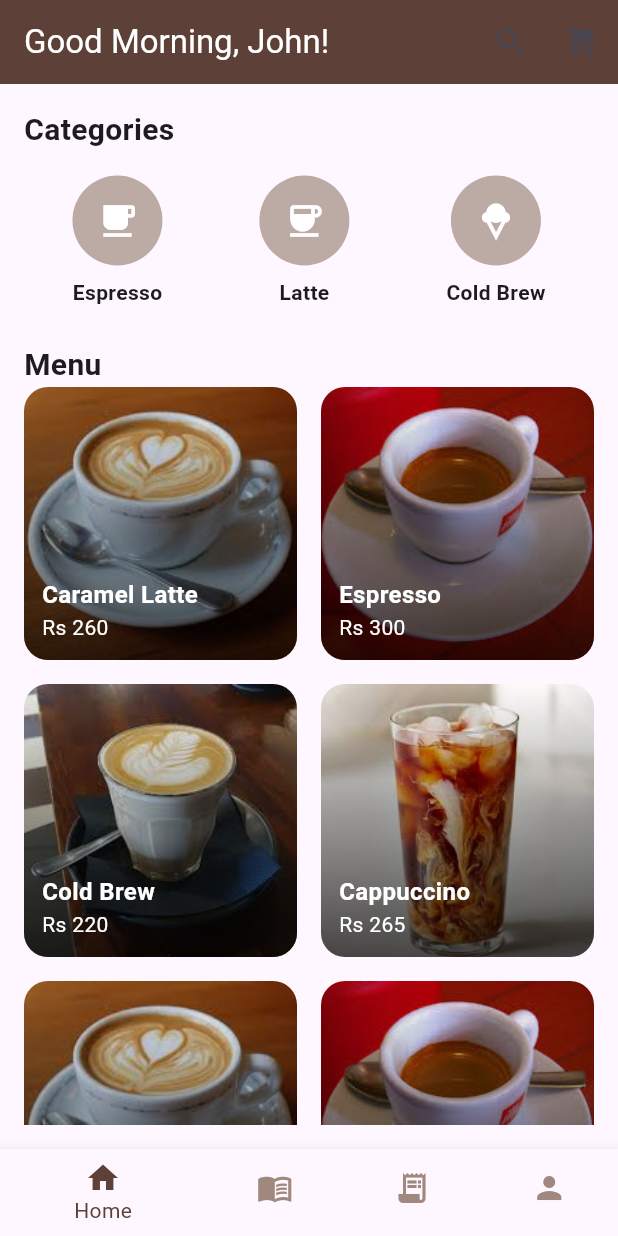
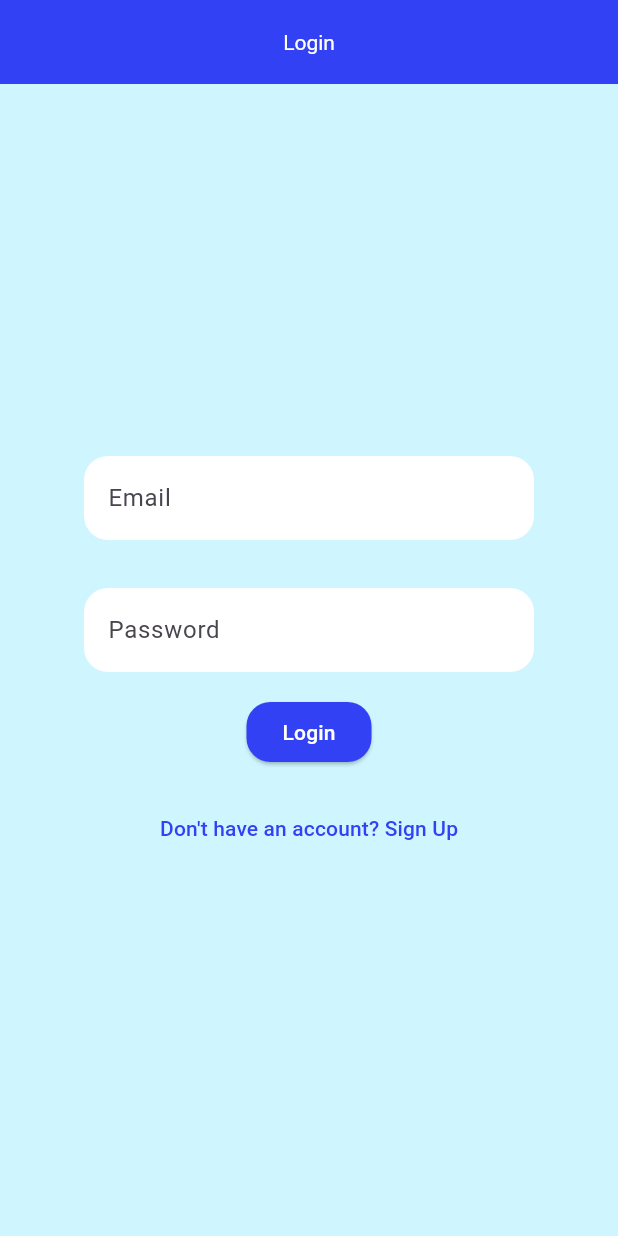
Before and after one commit to RishiMehtaa/coffeeshop, a Flutter app: the screen it shows after launch, on a phone screen of 412 x 824 dp. Run offline on Flutter 3.47's test engine with Material 3 defaults, Android fonts, the phone set to English and light mode, and no system bars.

Commit message:
added login and signup page

```diff
--- /dev/null
+++ b/lib/login.dart
@@ -0,0 +1,171 @@
+import 'package:flutter/material.dart';
+// import 'package:firebase_auth/firebase_auth.dart';
+import 'main.dart';
+import 'signup.dart';
+
+
+class LoginPage extends StatefulWidget {
+  @override
+  _LoginPageState createState() => _LoginPageState();
+}
+
+class _LoginPageState extends State<LoginPage> {
+  final _formKey = GlobalKey<FormState>();
+  TextEditingController _emailController = TextEditingController();
+  TextEditingController _usernameController = TextEditingController();
+  TextEditingController _passwordController = TextEditingController();
+  // final FirebaseAuth _auth = FirebaseAuth.instance;
+  String _errorMessage = '';
+
+  void _login() {
+    if (_formKey.currentState!.validate()) {
+      Navigator.pushReplacement(
+        context,
+        MaterialPageRoute(builder: (context) => CoffeeShopHomeScreen()),
+      );
+      // Clear the text fields after successful login
+      _emailController.clear();
+      _usernameController.clear();
+      _passwordController.clear();
+    }
+  }
+
+  //  Future<void> _login() async {
+  //   if (_formKey.currentState!.validate()) {
+  //     try {
+  //       UserCredential userCredential = await _auth.signInWithEmailAndPassword(
+  //         email: _emailController.text,
+  //         password: _passwordController.text,
+  //       );
+  //       Navigator.pushReplacement(
+  //         context,
+  //         MaterialPageRoute(builder: (context) => CurrencyConverter()),
+  //       );
+  //               _emailController.clear();
+  //              _passwordController.clear();
+
+  //     } on FirebaseAuthException catch (e) {
+  //       setState(() {
+  //         if (e.code == 'user-not-found') {
+  //           _errorMessage = 'No user found for that email.';
+  //         } else if (e.code == 'wrong-password') {
+  //           _errorMessage = 'Wrong password provided.';
+  //         } else {
+  //           _errorMessage = 'An error occurred. Please try again.';
+  //         }
+  //                     print(_errorMessage);
+
+  //       });
+  //     } catch (e) {
+  //       setState(() {
+  //         _errorMessage = 'An error occurred. Please try again.';
+  //       });
+  //     }
+  //   }
+  // }
+
+
+  void _navigateToSignUp() {
+    Navigator.push(
+      context,
+      MaterialPageRoute(builder: (context) => SignUpPage()),
+    );
+  }
+
+  @override
+  Widget build(BuildContext context) {
+    return Scaffold(
+      backgroundColor: Color.fromARGB(255, 207, 245, 255),
+      appBar: AppBar(
+        backgroundColor: Color.fromARGB(255, 49, 65, 243),
+        title: Text('Login'),
+        centerTitle: true,
+        titleTextStyle: TextStyle(color: Colors.white),
+      ),
+      body: Padding(
+        padding: const EdgeInsets.all(56.0),
+        child: Form(
+          key: _formKey,
+          child: Column(
+            mainAxisAlignment: MainAxisAlignment.center,
+            children: [
+              TextFormField(
+                controller: _emailController,
+                decoration: InputDecoration(
+                  filled: true,
+                  fillColor: Color.fromRGBO(255, 255, 255, 1),
+                  labelText: 'Email',
+                  border: OutlineInputBorder(
+                    borderSide: BorderSide.none,
+                    borderRadius: BorderRadius.circular(16),
+                  ),
+                ),
+                validator: (value) {
+                  if (value == null || value.isEmpty) {
+                    return 'Please enter your email';
+                  }
+                  if (!RegExp(r'^[a-zA-Z0-9._%+-]+@[a-zA-Z0-9.-]+\.[a-zA-Z]{2,}$').hasMatch(value)) {
+                    return 'Please enter a valid email';
+                  }
+                  return null;
+                },
+              ),
+              SizedBox(height: 16),
+              SizedBox(height: 16),
+              TextFormField(
+                controller: _passwordController,
+                decoration: InputDecoration(
+                  filled: true,
+                  fillColor: Color.fromRGBO(255, 255, 255, 1),
+                  labelText: 'Password',
+                  border: OutlineInputBorder(
+                    borderSide: BorderSide.none,
+                    borderRadius: BorderRadius.circular(16),
+                  ),
+                ),
+                obscureText: true,
+                validator: (value) {
+                  if (value == null || value.isEmpty) {
+                    return 'Please enter your password';
+                  }
+                  if (value.length < 8) {
+                    return 'Password should have a minimum of 8 characters';
+                  }
+                  // if(value!=)
+                  //  return 'Incorrect Password';
+                  return null;
+                },
+              ),
+              SizedBox(height: 16),
+              ElevatedButton(
+                onPressed: _login,
+                child: Text('Login'),
+                style: ElevatedButton.styleFrom(
+                  backgroundColor: Color.fromARGB(255, 49, 65, 243),
+                  foregroundColor: Color.fromARGB(255, 255, 255, 255),
+                  shape: RoundedRectangleBorder(
+                    borderRadius: BorderRadius.circular(16),
+                  ),
+                ),
+              ),
+              SizedBox(height: 16),
+              TextButton(
+                onPressed: () {
+                        _navigateToSignUp();
+                        _emailController.clear();
+                        _usernameController.clear();
+                        _passwordController.clear();
+
+                },
+                child: Text(
+                  'Don\'t have an account? Sign Up',
+                  style: TextStyle(color: Color.fromARGB(255, 49, 65, 243)),
+                ),
+              ),
+            ],
+          ),
+        ),
+      ),
+    );
+  }
+}
--- a/lib/main.dart
+++ b/lib/main.dart
@@ -1,3 +1,4 @@
+import 'package:coffeeshop/login.dart';
 import 'package:flutter/material.dart';
 
 void main() {
@@ -10,7 +11,9 @@ class MyApp extends StatelessWidget {
     return MaterialApp(
       debugShowCheckedModeBanner: false,
       title: 'Coffee Shop',
-      home: CoffeeShopHomeScreen(),
+      // home: CoffeeShopHomeScreen(),
+      home: LoginPage(),
+
     );
   }
 }
```
Also changed, not shown: lib/signup.dart (added, +163 -0 lines), 3 other files.
